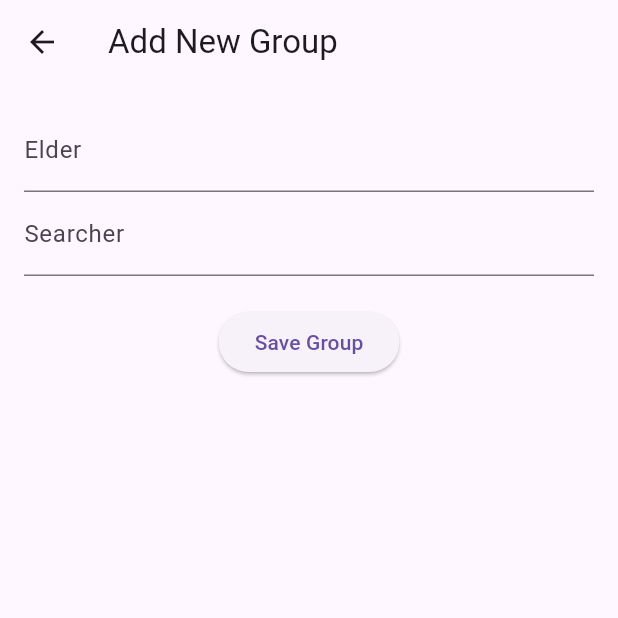
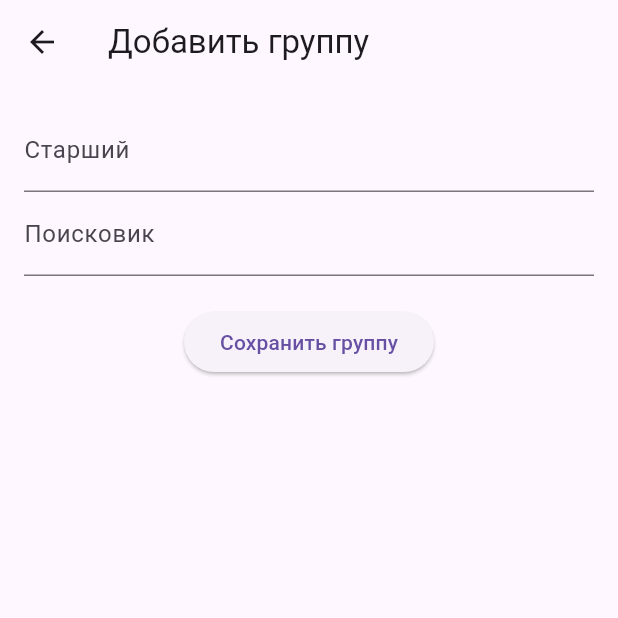
Before and after one commit to moshkina/project-la, a Flutter app: the AddNewGroupScreen screen opened by its route, on a phone screen of 412 x 824 dp, the top half of it. Run offline on Flutter 3.47's test engine with Material 3 defaults, Android fonts, the phone set to English and light mode, and no system bars; our stand-ins replace camera, floor, shared_preferences, sqflite; missing offline and left inert: qr_code_scanner; accounts and stored records are empty.

Commit message:
add_groops

```diff
--- a/la_registration/lib/data/group_callsign.dart
+++ b/la_registration/lib/data/group_callsign.dart
@@ -1,14 +1,14 @@
 enum GroupCallsigns {
-  bort("Bort"),
-  kinolog("Kinolog"),
-  veter("Veter"),
-  voda("Voda"),
-  pegas("Pegas"),
-  police("Police"),
-  mchs("Mchs"),
-  pso("Pso"),
-  lisa("Lisa"),
-  autonome("Autonome");
+  bort("Борт"),
+  kinolog("Кинолог"),
+  veter("Ветер"),
+  voda("Вода"),
+  pegas("Пегас"),
+  police("Полиция"),
+  mchs("МЧС"),
+  pso("ПСО"),
+  lisa("Лиса"),
+  autonome("Автоном");
 
   final String nameOfGroup;
 
@@ -25,7 +25,7 @@ enum GroupCallsigns {
     }
   }
 
-// Метод для получения строки с названием группы
+  // Метод для получения строки с названием группы
   String getGroupCallsignAsString() {
     return nameOfGroup; // Возвращаем название группы
   }
--- a/la_registration/lib/ui/screens/add_group_screen.dart
+++ b/la_registration/lib/ui/screens/add_group_screen.dart
@@ -32,6 +32,7 @@ class AddNewGroupScreenState extends State<AddNewGroupScreen> {
   @override
   void initState() {
     super.initState();
+
     elderController = TextEditingController();
     searcherController = TextEditingController();
 
@@ -58,7 +59,7 @@ class AddNewGroupScreenState extends State<AddNewGroupScreen> {
     } catch (e) {
       if (mounted) {
         ScaffoldMessenger.of(context).showSnackBar(
-          const SnackBar(content: Text("Error loading group data")),
+          const SnackBar(content: Text("Ошибка загрузки данных группы")),
         );
       }
     }
@@ -68,7 +69,7 @@ class AddNewGroupScreenState extends State<AddNewGroupScreen> {
     if (elder == null || searchersList.isEmpty) {
       ScaffoldMessenger.of(context).showSnackBar(
         const SnackBar(
-          content: Text("Please select an elder and at least one searcher."),
+          content: Text("Выберите старшего и хотя бы одного поисковика."),
         ),
       );
       return;
@@ -102,23 +103,23 @@ class AddNewGroupScreenState extends State<AddNewGroupScreen> {
   @override
   Widget build(BuildContext context) {
     return Scaffold(
-      appBar: AppBar(title: const Text('Add New Group')),
+      appBar: AppBar(title: const Text('Добавить группу')),
       body: Padding(
         padding: const EdgeInsets.all(16.0),
         child: Column(
           children: [
             TextField(
               controller: elderController,
-              decoration: const InputDecoration(labelText: "Elder"),
+              decoration: const InputDecoration(labelText: "Старший"),
             ),
             TextField(
               controller: searcherController,
-              decoration: const InputDecoration(labelText: "Searcher"),
+              decoration: const InputDecoration(labelText: "Поисковик"),
             ),
             const SizedBox(height: 20),
             ElevatedButton(
               onPressed: _saveGroup,
-              child: const Text('Save Group'),
+              child: const Text('Сохранить группу'),
             ),
           ],
         ),
--- a/la_registration/lib/ui/screens/group_tabs_screen.dart
+++ b/la_registration/lib/ui/screens/group_tabs_screen.dart
@@ -13,11 +13,11 @@ class GroupTabsScreen extends StatelessWidget {
       length: 2,
       child: Scaffold(
         appBar: AppBar(
-          title: Text('Groups ($groupCallsign)'),
+          title: Text('Группы ($groupCallsign)'),
           bottom: const TabBar(
             tabs: [
-              Tab(text: 'Active'),
-              Tab(text: 'Archived'),
+              Tab(text: 'Активные'),
+              Tab(text: 'Архив'),
             ],
           ),
         ),
--- a/la_registration/pubspec.yaml
+++ b/la_registration/pubspec.yaml
@@ -45,13 +45,12 @@ dependencies:
   # Use with the CupertinoIcons class for iOS style icons.
   cupertino_icons: ^1.0.6
 
-
 dev_dependencies:
   floor_generator: ^1.2.0
-  build_runner: ^2.1.10
+  # build_runner: ^2.1.10
   flutter_test:
     sdk: flutter
-  floor_generator: ^1.0.0 # Используйте актуальную версию для генерации кода
+  # floor_generator: ^1.0.0 # Используйте актуальную версию для генерации кода
 
   # The "flutter_lints" package below contains a set of recommended lints to
   # encourage good coding practices. The lint set provided by the package is
```
Also changed, not shown: la_registration/lib/ui/screens/tabbed_main_screen.dart (+93 -92 lines), la_registration/lib/util/backup_and_restore_db/restore.dart (+3 -4 lines).
